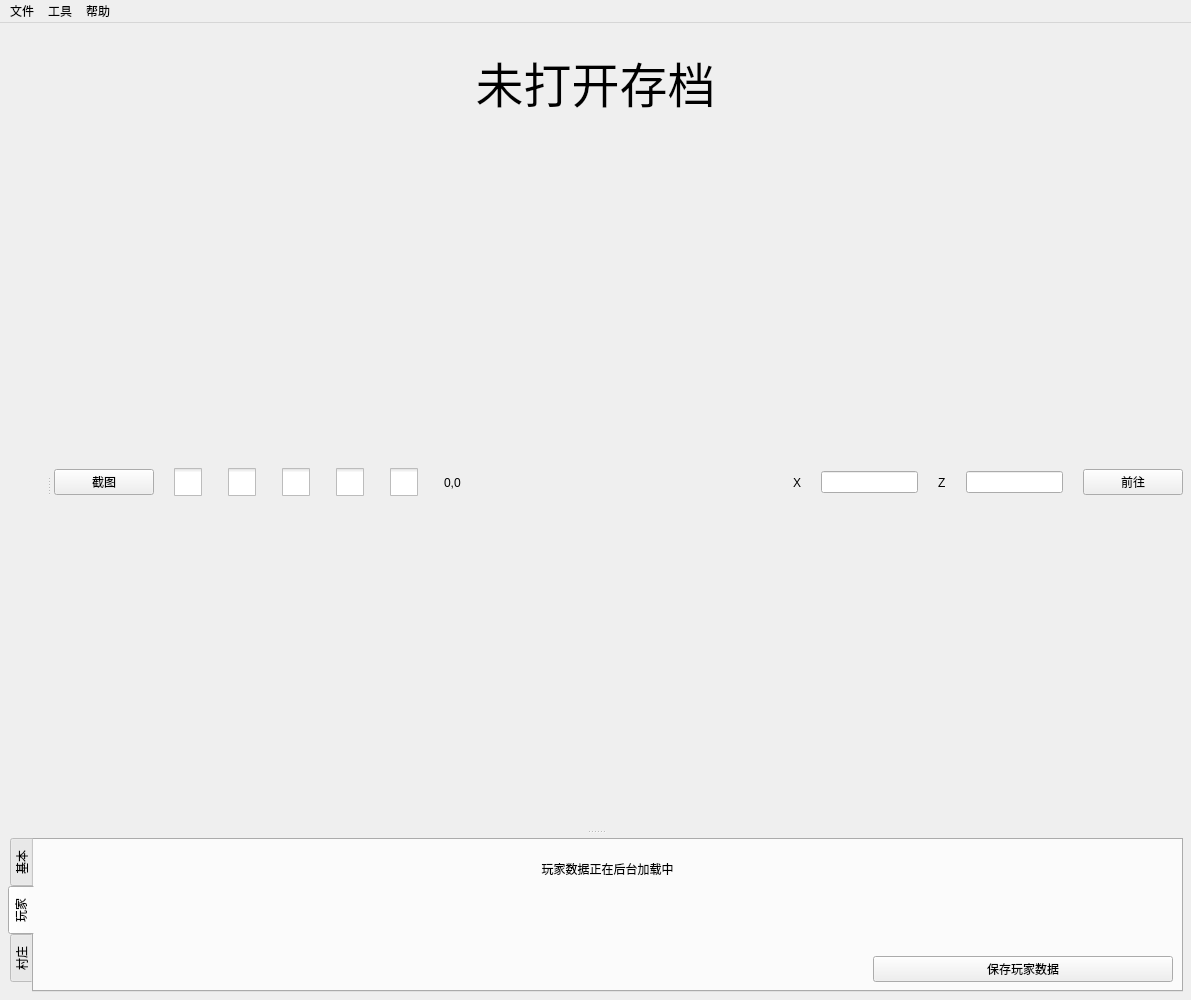
Old version of the form mainwindow.ui in the repository bedrock-dev/BedrockMap.
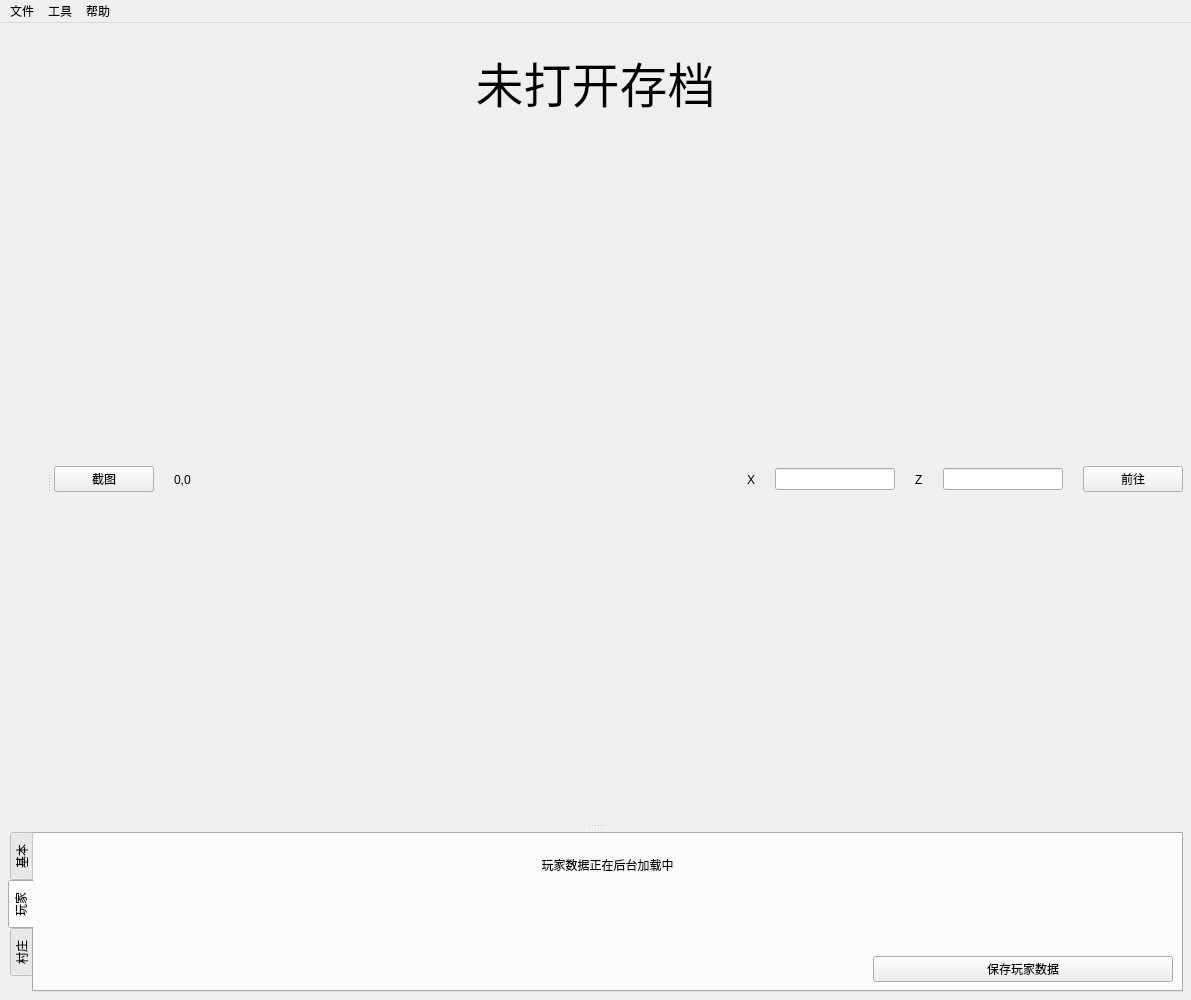
New version of the form. Icons and pictures are not drawn.

Diff of the .ui file:
```diff
--- a/mainwindow.ui
+++ b/mainwindow.ui
@@ -198,7 +198,7 @@
             <number>0</number>
            </property>
            <property name="topMargin">
-            <number>10</number>
+            <number>6</number>
            </property>
            <item>
             <widget class="QPushButton" name="overwrold_btn">
@@ -316,7 +316,7 @@
             <number>0</number>
            </property>
            <property name="topMargin">
-            <number>0</number>
+            <number>6</number>
            </property>
            <item>
             <widget class="QPushButton" name="terrain_layer_btn">
@@ -428,7 +428,7 @@
             <number>0</number>
            </property>
            <property name="topMargin">
-            <number>0</number>
+            <number>6</number>
            </property>
            <item>
             <widget class="QPushButton" name="slime_layer_btn">
@@ -560,48 +560,16 @@
            </item>
           </layout>
          </item>
-         <item>
-          <widget class="QPushButton" name="edit_filter_btn">
-           <property name="minimumSize">
-            <size>
-             <width>40</width>
-             <height>40</height>
-            </size>
-           </property>
-           <property name="maximumSize">
-            <size>
-             <width>40</width>
-             <height>40</height>
-            </size>
-           </property>
-           <property name="toolTip">
-            <string>过滤器</string>
-           </property>
-           <property name="styleSheet">
-            <string notr="true">qproperty-icon: url(:/res/filter_editor.png);
-border:none;</string>
-           </property>
-           <property name="text">
-            <string/>
-           </property>
-           <property name="iconSize">
-            <size>
-             <width>32</width>
-             <height>32</height>
-            </size>
-           </property>
-          </widget>
-         </item>
          <item>
           <layout class="QVBoxLayout" name="setting_layout">
            <property name="spacing">
             <number>0</number>
            </property>
            <property name="topMargin">
-            <number>0</number>
+            <number>6</number>
            </property>
            <item>
-            <widget class="QPushButton" name="debug_btn">
+            <widget class="QPushButton" name="edit_filter_btn">
              <property name="minimumSize">
               <size>
                <width>40</width>
@@ -732,71 +700,6 @@
               </property>
              </widget>
             </item>
-            <item>
-             <widget class="QCheckBox" name="text_checkbox">
-              <property name="styleSheet">
-               <string notr="true">QCheckBox::indicator {
-     width: 28px;
-     height: 28px;
-}</string>
-              </property>
-              <property name="text">
-               <string/>
-              </property>
-             </widget>
-            </item>
-            <item>
-             <widget class="QCheckBox" name="grid_checkbox">
-              <property name="styleSheet">
-               <string notr="true">QCheckBox::indicator {
-     width: 28px;
-     height: 28px;
-}</string>
-              </property>
-              <property name="text">
-               <string/>
-              </property>
-             </widget>
-            </item>
-            <item>
-             <widget class="QCheckBox" name="debug_checkbox">
-              <property name="styleSheet">
-               <string notr="true">QCheckBox::indicator {
-     width: 28px;
-     height: 28px;
-}</string>
-              </property>
-              <property name="text">
-               <string/>
-              </property>
-             </widget>
-            </item>
-            <item>
-             <widget class="QCheckBox" name="enable_chunk_edit_check_box">
-              <property name="styleSheet">
-               <string notr="true">QCheckBox::indicator {
-     width: 28px;
-     height: 28px;
-}</string>
-              </property>
-              <property name="text">
-               <string/>
-              </property>
-             </widget>
-            </item>
-            <item>
-             <widget class="QCheckBox" name="global_nbt_checkbox">
-              <property name="styleSheet">
-               <string notr="true">QCheckBox::indicator {
-     width: 28px;
-     height: 28px;
-}</string>
-              </property>
-              <property name="text">
-               <string/>
-              </property>
-             </widget>
-            </item>
             <item>
              <widget class="QLabel" name="block_pos_label">
               <property name="minimumSize">
```
Left out of the diff: 14 changed lines with no effect on the pictures.
